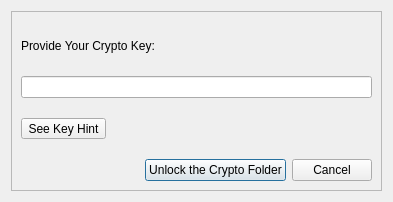
Qt form cryptokeydialog.ui (pcloudcom/psyncgui) before a commit.
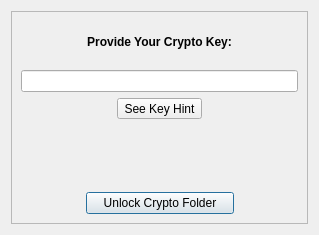
The same form after that commit.

Commit message:
SLX-288 | gen
ui update

What changed in the file:
```diff
--- a/cryptokeydialog.ui
+++ b/cryptokeydialog.ui
@@ -6,8 +6,8 @@
    <rect>
     <x>0</x>
     <y>0</y>
-    <width>393</width>
-    <height>202</height>
+    <width>319</width>
+    <height>235</height>
    </rect>
   </property>
   <property name="windowTitle">
@@ -22,25 +22,49 @@
      <property name="frameShadow">
       <enum>QFrame::Raised</enum>
      </property>
-     <layout class="QVBoxLayout" name="verticalLayout_3">
-      <item>
        <layout class="QVBoxLayout" name="verticalLayout">
         <item>
          <widget class="QLabel" name="label">
           <property name="text">
-           <string>Provide Your Crypto Key:</string>
+         <string>&lt;html&gt;&lt;head/&gt;&lt;body&gt;&lt;p align=&quot;center&quot;&gt;&lt;span style=&quot; font-weight:600;&quot;&gt;Provide Your Crypto Key:&lt;/span&gt;&lt;/p&gt;&lt;/body&gt;&lt;/html&gt;</string>
           </property>
          </widget>
         </item>
+      <item>
+       <layout class="QHBoxLayout" name="horizontalLayout_3">
         <item>
          <widget class="QLineEdit" name="line_cryptoKey">
+          <property name="minimumSize">
+           <size>
+            <width>200</width>
+            <height>0</height>
+           </size>
+          </property>
+          <property name="text">
+           <string/>
+          </property>
           <property name="echoMode">
            <enum>QLineEdit::Password</enum>
           </property>
          </widget>
+        </item>
+       </layout>
         </item>
         <item>
          <layout class="QHBoxLayout" name="horizontalLayout_2">
+        <item>
+         <spacer name="horizontalSpacer_2">
+          <property name="orientation">
+           <enum>Qt::Horizontal</enum>
+          </property>
+          <property name="sizeHint" stdset="0">
+           <size>
+            <width>40</width>
+            <height>20</height>
+           </size>
+          </property>
+         </spacer>
+        </item>
           <item>
            <widget class="QToolButton" name="tbtnHint">
             <property name="text">
@@ -49,18 +73,38 @@
            </widget>
           </item>
           <item>
+         <spacer name="horizontalSpacer_3">
+          <property name="orientation">
+           <enum>Qt::Horizontal</enum>
+          </property>
+          <property name="sizeHint" stdset="0">
+           <size>
+            <width>40</width>
+            <height>20</height>
+           </size>
+          </property>
+         </spacer>
+        </item>
+       </layout>
+      </item>
+      <item>
            <widget class="QLabel" name="label_hintVal">
             <property name="text">
-             <string/>
-            </property>
-           </widget>
-          </item>
-         </layout>
-        </item>
-       </layout>
+         <string>&lt;html&gt;&lt;head/&gt;&lt;body&gt;&lt;p align=&quot;center&quot;&gt;&lt;br/&gt;&lt;/p&gt;&lt;/body&gt;&lt;/html&gt;</string>
+        </property>
+        <property name="alignment">
+         <set>Qt::AlignCenter</set>
+        </property>
+        <property name="wordWrap">
+         <bool>true</bool>
+        </property>
+       </widget>
       </item>
       <item>
        <layout class="QHBoxLayout" name="horizontalLayout">
+        <property name="topMargin">
+         <number>18</number>
+        </property>
         <item>
          <spacer name="horizontalSpacer">
           <property name="orientation">
@@ -77,16 +121,25 @@
         <item>
          <widget class="QPushButton" name="btnUnlock">
           <property name="text">
-           <string>Unlock the Crypto Folder</string>
+           <string>    Unlock Crypto Folder    </string>
+          </property>
+          <property name="default">
+           <bool>true</bool>
           </property>
          </widget>
         </item>
         <item>
-         <widget class="QPushButton" name="btnCancel">
-          <property name="text">
-           <string>Cancel</string>
+         <spacer name="horizontalSpacer_4">
+          <property name="orientation">
+           <enum>Qt::Horizontal</enum>
           </property>
-         </widget>
+          <property name="sizeHint" stdset="0">
+           <size>
+            <width>40</width>
+            <height>20</height>
+           </size>
+          </property>
+         </spacer>
         </item>
        </layout>
       </item>
```
Left out of the diff: 3 changed lines with no effect on the pictures. Lines whose indentation alone changed are shown as unchanged. The commit also changes 2 other files.
